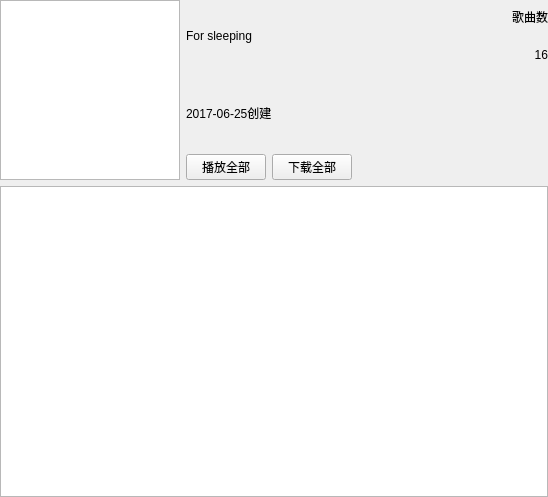
Before: the Qt Designer form scrollContentWidget/usermusicwidget.ui in tongtianli/QtMusicPlayer, drawn with Qt 5.
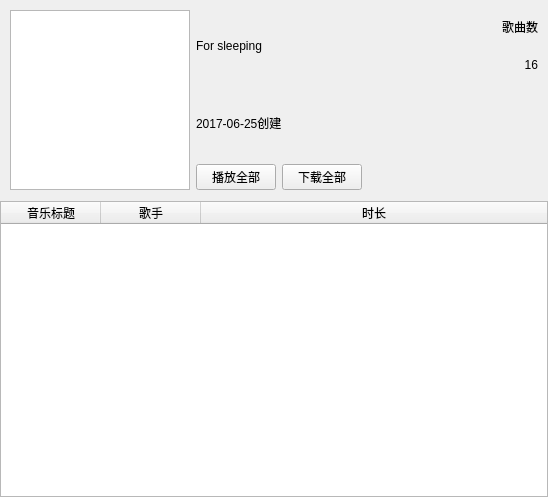
After: the same form once the commit is applied. Custom widgets are drawn as their Qt base class.

```diff
--- a/scrollContentWidget/usermusicwidget.ui
+++ b/scrollContentWidget/usermusicwidget.ui
@@ -28,6 +28,18 @@
    </property>
    <item>
     <layout class="QHBoxLayout" name="horizontalLayout_3">
+     <property name="leftMargin">
+      <number>10</number>
+     </property>
+     <property name="topMargin">
+      <number>10</number>
+     </property>
+     <property name="rightMargin">
+      <number>10</number>
+     </property>
+     <property name="bottomMargin">
+      <number>5</number>
+     </property>
      <item>
       <widget class="QGraphicsView" name="graphicsView">
        <property name="minimumSize">
@@ -45,7 +57,7 @@
       </widget>
      </item>
      <item>
-      <layout class="QVBoxLayout" name="verticalLayout_2">
+      <layout class="QVBoxLayout" name="verticalLayout_2" stretch="0,0,1,0">
        <item>
         <layout class="QHBoxLayout" name="horizontalLayout_2">
          <item>
@@ -92,10 +104,7 @@
         </layout>
        </item>
        <item>
-        <layout class="QVBoxLayout" name="verticalLayout_4"/>
-       </item>
-       <item>
-        <widget class="QLabel" name="label_2">
+        <widget class="QLabel" name="labelCreateTime">
          <property name="text">
           <string>2017-06-25创建</string>
          </property>
@@ -137,7 +146,26 @@
     </layout>
    </item>
    <item>
-    <widget class="MusicTableWidget" name="tableWidget"/>
+    <widget class="MusicTableWidget" name="tableWidget">
+     <attribute name="horizontalHeaderStretchLastSection">
+      <bool>true</bool>
+     </attribute>
+     <column>
+      <property name="text">
+       <string>音乐标题</string>
+      </property>
+     </column>
+     <column>
+      <property name="text">
+       <string>歌手</string>
+      </property>
+     </column>
+     <column>
+      <property name="text">
+       <string>时长</string>
+      </property>
+     </column>
+    </widget>
    </item>
   </layout>
  </widget>
```
Left out of the diff: 11 changed lines with no effect on the pictures.
